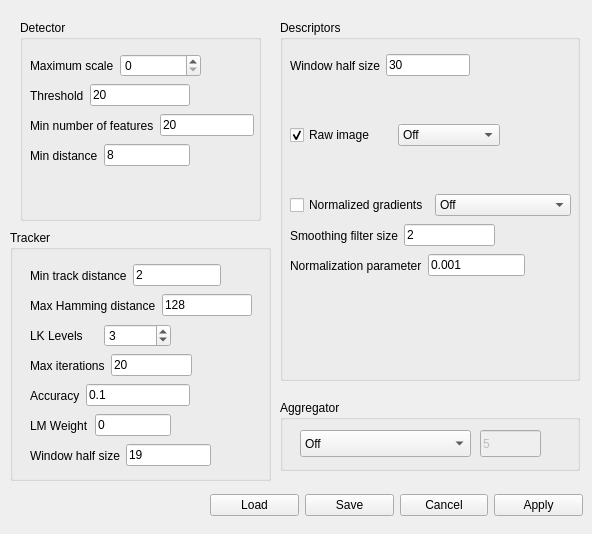
Before: the Qt Designer form mv_descriptor_learning/preferences.ui in jonabalzer/r4r, drawn with Qt 5.
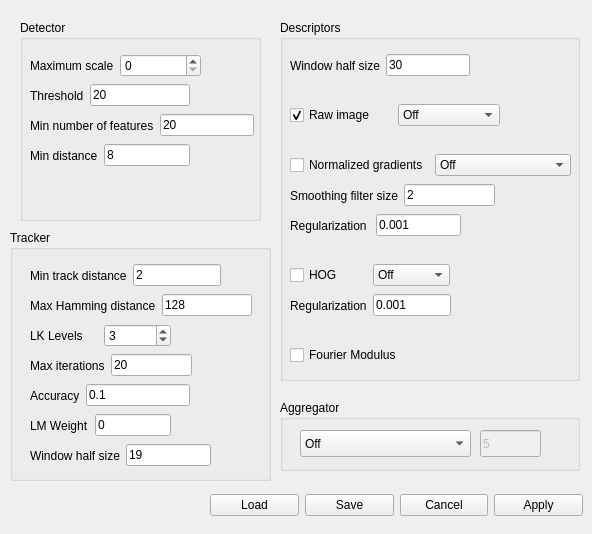
After: the same form once the commit is applied.

The edit to the form file:
```diff
--- a/mv_descriptor_learning/preferences.ui
+++ b/mv_descriptor_learning/preferences.ui
@@ -35,7 +35,7 @@
     <property name="geometry">
      <rect>
       <x>10</x>
-      <y>100</y>
+      <y>80</y>
       <width>210</width>
       <height>31</height>
      </rect>
@@ -81,7 +81,7 @@
     <property name="geometry">
      <rect>
       <x>10</x>
-      <y>170</y>
+      <y>130</y>
       <width>281</width>
       <height>31</height>
      </rect>
@@ -145,7 +145,7 @@
     <property name="geometry">
      <rect>
       <x>10</x>
-      <y>200</y>
+      <y>160</y>
       <width>205</width>
       <height>31</height>
      </rect>
@@ -171,8 +171,8 @@
     <property name="geometry">
      <rect>
       <x>10</x>
-      <y>230</y>
-      <width>235</width>
+      <y>190</y>
+      <width>171</width>
       <height>31</height>
      </rect>
     </property>
@@ -180,7 +180,7 @@
      <item>
       <widget class="QLabel" name="alphaLabel">
        <property name="text">
-        <string>Normalization parameter</string>
+        <string>Regularization </string>
        </property>
       </widget>
      </item>
@@ -193,6 +193,84 @@
      </item>
     </layout>
    </widget>
+   <widget class="QWidget" name="horizontalLayoutWidget_18">
+    <property name="geometry">
+     <rect>
+      <x>10</x>
+      <y>240</y>
+      <width>160</width>
+      <height>31</height>
+     </rect>
+    </property>
+    <layout class="QHBoxLayout" name="hogLayout">
+     <item>
+      <widget class="QCheckBox" name="hogOnCheckBox">
+       <property name="text">
+        <string>HOG</string>
+       </property>
+      </widget>
+     </item>
+     <item>
+      <widget class="QComboBox" name="hogNormComboBox">
+       <item>
+        <property name="text">
+         <string>Off</string>
+        </property>
+       </item>
+       <item>
+        <property name="text">
+         <string>L2</string>
+        </property>
+       </item>
+      </widget>
+     </item>
+    </layout>
+   </widget>
+   <widget class="QWidget" name="horizontalLayoutWidget_19">
+    <property name="geometry">
+     <rect>
+      <x>10</x>
+      <y>320</y>
+      <width>160</width>
+      <height>31</height>
+     </rect>
+    </property>
+    <layout class="QHBoxLayout" name="fourierModulusLayout">
+     <item>
+      <widget class="QCheckBox" name="fourierModulusOnCheckBox">
+       <property name="text">
+        <string>Fourier Modulus</string>
+       </property>
+      </widget>
+     </item>
+    </layout>
+   </widget>
+   <widget class="QWidget" name="horizontalLayoutWidget_20">
+    <property name="geometry">
+     <rect>
+      <x>10</x>
+      <y>270</y>
+      <width>161</width>
+      <height>31</height>
+     </rect>
+    </property>
+    <layout class="QHBoxLayout" name="alphaHogLayout">
+     <item>
+      <widget class="QLabel" name="alphaHogLabel">
+       <property name="text">
+        <string>Regularization</string>
+       </property>
+      </widget>
+     </item>
+     <item>
+      <widget class="QLineEdit" name="alphaHogEdit">
+       <property name="text">
+        <string>0.001</string>
+       </property>
+      </widget>
+     </item>
+    </layout>
+   </widget>
   </widget>
   <widget class="QGroupBox" name="detectorGroupBox">
    <property name="geometry">
```
Left out of the diff: 10 changed lines with no effect on the pictures.
